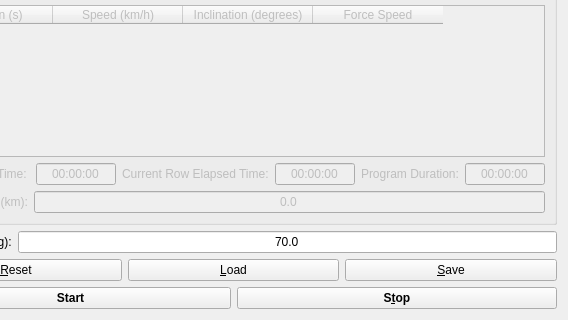
This is src/mainwindow.ui in cagnulein/qdomyos-zwift as Qt 5 draws it before an edit; both pictures show x 101 to 669 and y 327 to 647 of the 669 by 647 pixel window. The edited form follows.
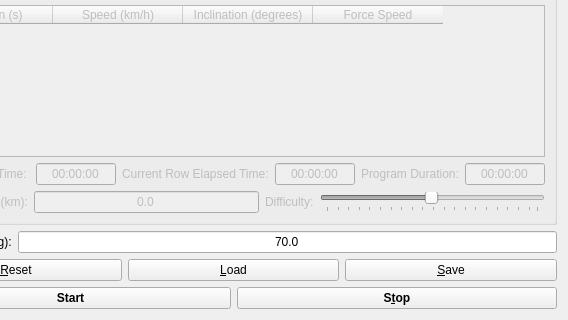
This is the edited form. Icons and pictures are not drawn.

Commit message: difficulty slider added

Patch:
```diff
--- a/src/mainwindow.ui
+++ b/src/mainwindow.ui
@@ -640,6 +640,35 @@
             </property>
            </widget>
           </item>
+          <item>
+           <widget class="QLabel" name="Difficult">
+            <property name="text">
+             <string>Difficulty:</string>
+            </property>
+           </widget>
+          </item>
+          <item>
+           <widget class="QSlider" name="difficulty">
+            <property name="minimum">
+             <number>1</number>
+            </property>
+            <property name="maximum">
+             <number>100</number>
+            </property>
+            <property name="value">
+             <number>50</number>
+            </property>
+            <property name="orientation">
+             <enum>Qt::Horizontal</enum>
+            </property>
+            <property name="tickPosition">
+             <enum>QSlider::TicksBelow</enum>
+            </property>
+            <property name="tickInterval">
+             <number>5</number>
+            </property>
+           </widget>
+          </item>
          </layout>
         </item>
        </layout>
```
The commit also changes 4 other files.
